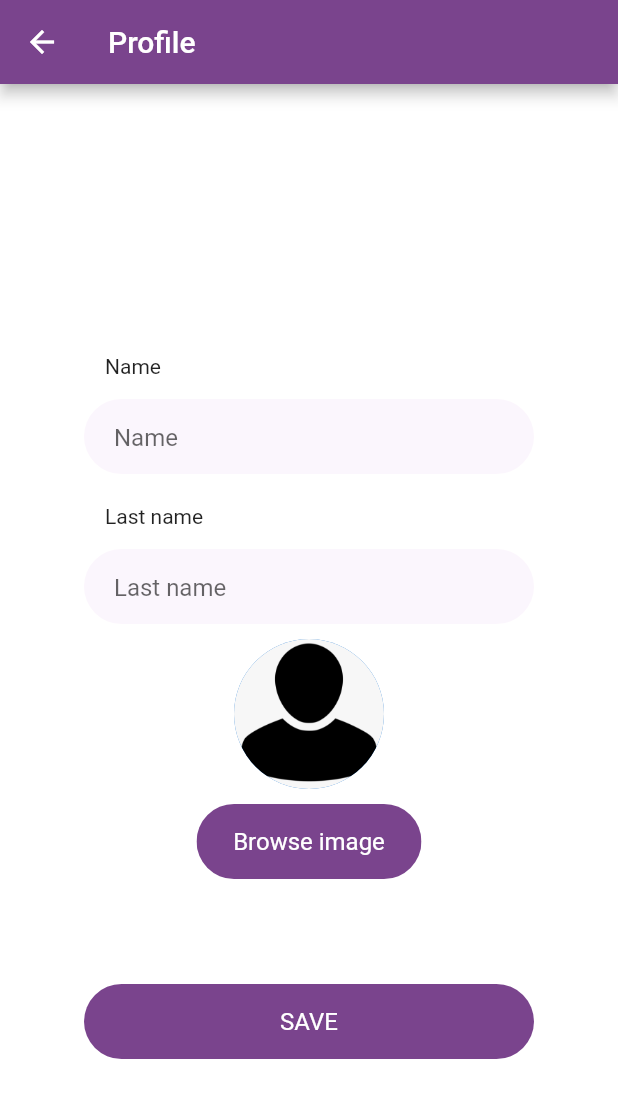
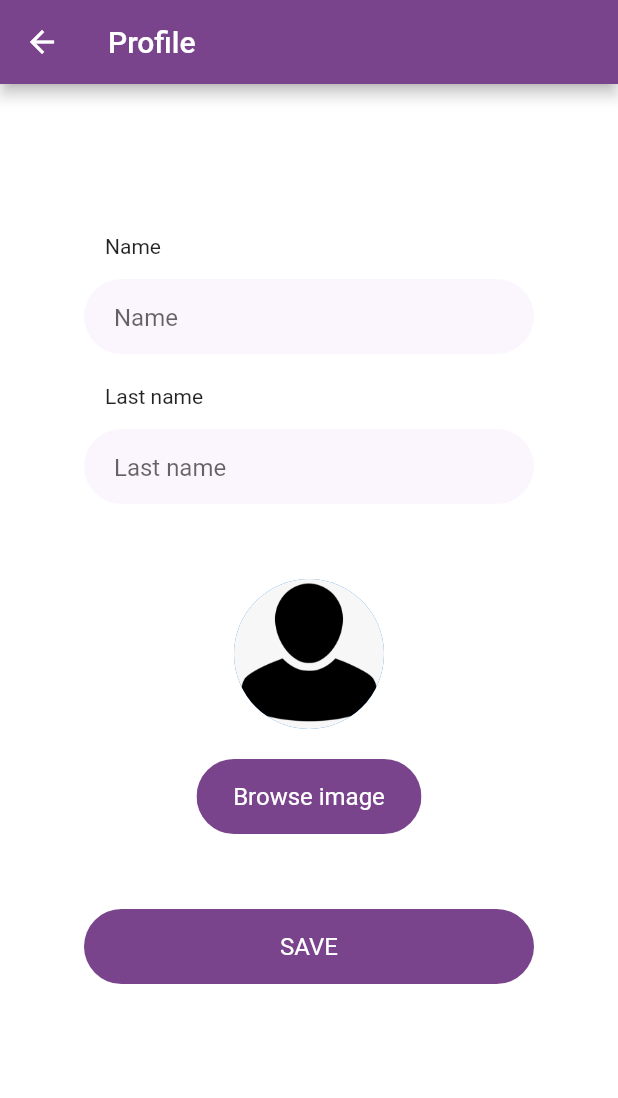
Before and after one commit to ddemyanova/review_app, a Flutter app: the AppBarHome widget shown alone on an empty page, opened directly, after a tap on the "account circle" icon, on a phone screen of 412 x 824 dp. Shown: the top 1098 px of the screen. Run offline on Flutter 3.47's test engine with Material 2 defaults, Android fonts, the phone set to English and light mode, and no system bars; our stand-ins replace connectivity, dio, fluttertoast, image_gallery_saver, image_picker and 4 more; missing offline and left inert: dart:ffi; accounts and stored records are empty; network calls fail.

Commit message:
final changes

```diff
--- a/lib/Screens/Home/appBar.dart
+++ b/lib/Screens/Home/appBar.dart
@@ -1,6 +1,7 @@
 
 import 'package:flutter/cupertino.dart';
 import 'package:flutter/material.dart';
+import 'package:review_app/Models/Database.dart';
 import 'package:review_app/Screens/Profile/profileScreen.dart';
 import 'package:review_app/Screens/Welcome/welcome.dart';
 import 'package:shared_preferences/shared_preferences.dart';
@@ -64,6 +65,16 @@ class _AppBarHomeState extends State<AppBarHome> {
             IconButton(
               onPressed: (){
                 setState(() {
+                  DBProvider.db.deleteAll();
+                });
+              },
+              icon: Icon(
+                  Icons.delete
+              ),
+            ),
+            IconButton(
+              onPressed: (){
+                setState(() {
                   OpenProfile();
                 });
               },
--- a/lib/Screens/Home/body.dart
+++ b/lib/Screens/Home/body.dart
@@ -183,9 +183,10 @@ class _BodyState extends State<Body> {
                                       trailing:  IconButton(
                                         icon: Icon(
                                             Icons.download_rounded,
-                                            color: _isLogged? PrimaryColor: Colors.black54),
+                                            color: (_isLogged & _isConnected)?
+                                            PrimaryColor : Colors.black54),
                                         onPressed: () {
-                                          if (_isLogged) {
+                                          if (_isLogged && _isConnected) {
                                             //DBProvider.db.deleteAll();
                                             downloadProduct(product);
                                           }
--- a/lib/Screens/Profile/body.dart
+++ b/lib/Screens/Profile/body.dart
@@ -70,13 +70,13 @@ class _BodyState extends State<Body> {
         alignment: Alignment.center,
         children: <Widget>[
           Positioned(
-            top:180,
+            top:100,
               left:70,
               child: Text("Name"),
           ),
           //name field
           Positioned(
-              top:200,
+              top:120,
               child: Container(
                 width: 300,
                 height: 50,
@@ -99,13 +99,13 @@ class _BodyState extends State<Body> {
               )
           ),
           Positioned(
-            top:280,
+            top:200,
             left:70,
             child: Text("Last name"),
           ),
           //last name field
           Positioned(
-              top:300,
+              top:220,
               child: Container(
                 width: 300,
                 height: 50,
@@ -126,7 +126,7 @@ class _BodyState extends State<Body> {
               )
           ),
           Positioned(
-              top:370,
+              top:330,
               child:   CircleAvatar(
                 radius: 50,
                 backgroundImage: img ? FileImage(File(path)) :
@@ -138,7 +138,7 @@ class _BodyState extends State<Body> {
 
           //avatar button
           Positioned(
-              top: 480,
+              top: 450,
               child: ClipRRect(
                 borderRadius: BorderRadius.circular(30),
                 child: TextButton(
@@ -154,7 +154,7 @@ class _BodyState extends State<Body> {
               )),
 
           Positioned(
-              top: 600,
+              top: 550,
               child: ClipRRect(
                 borderRadius: BorderRadius.circular(30),
                 child: TextButton(
--- a/lib/Screens/Review/getData.dart
+++ b/lib/Screens/Review/getData.dart
@@ -16,6 +16,7 @@ Future<List<Review>> getReviews(Product product) async {
   {
     List<dynamic> body = jsonDecode(response.body);
     List<Review> reviews = body.map((dynamic item) => Review.fromJson(item),).toList();
+    reviews.sort((a, b) => b.Id.compareTo(a.Id));
 
     return reviews;
   }
```
Also changed, not shown: lib/Screens/Review/body.dart (+9 -5 lines).
